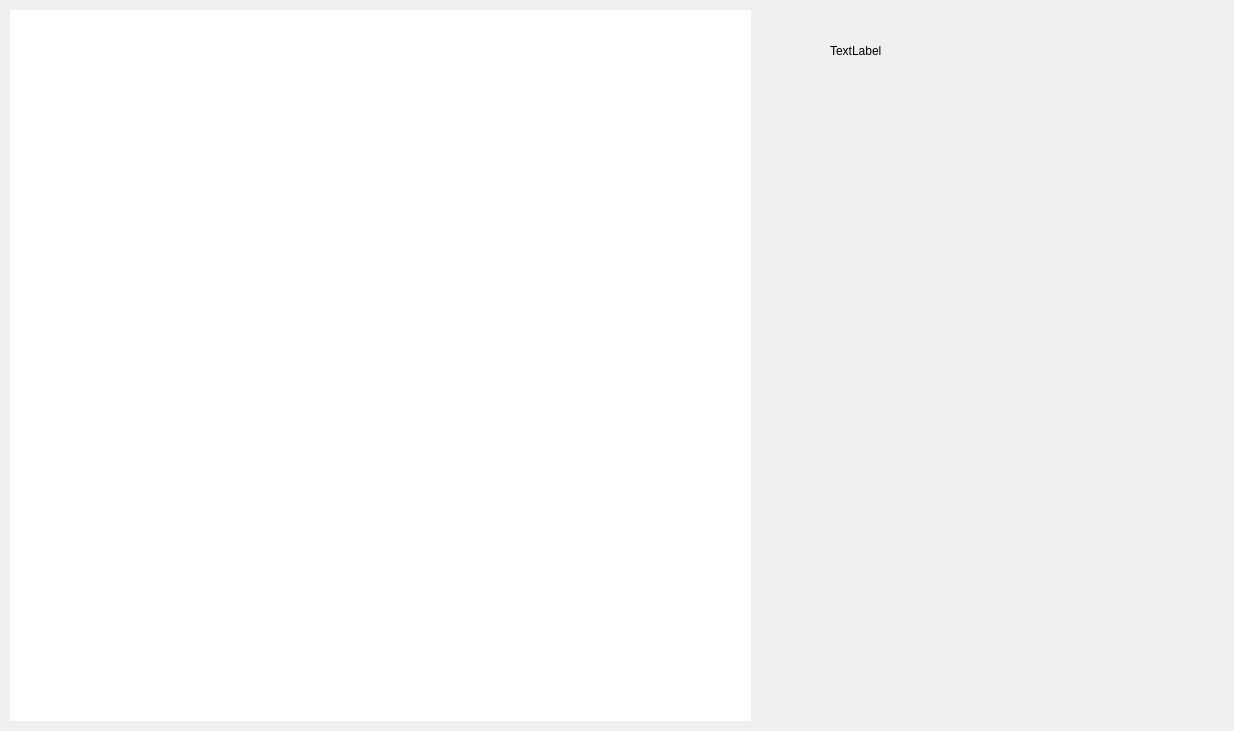
XOOIOOX/Xonix, file Xonix.ui: the form before one commit.
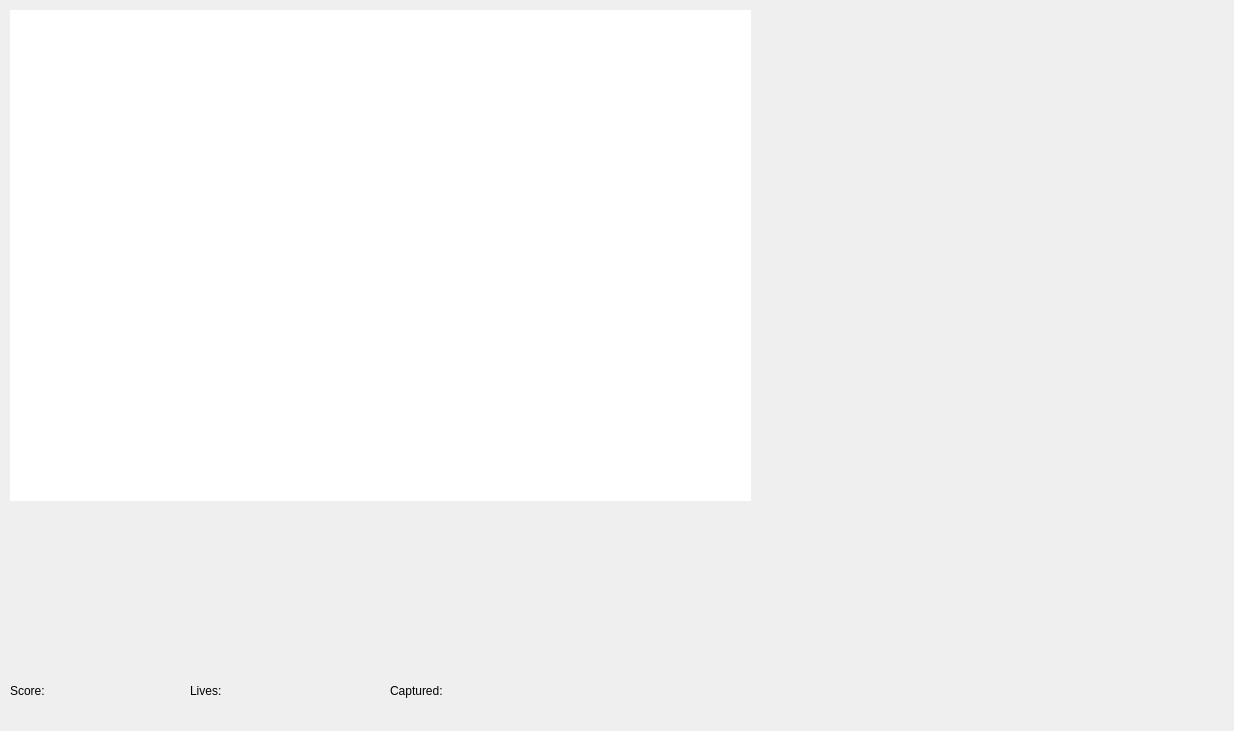
The form after the commit. Custom widgets are drawn as their Qt base class.

```diff
--- a/Xonix.ui
+++ b/Xonix.ui
@@ -20,7 +20,7 @@
       <x>10</x>
       <y>10</y>
       <width>741</width>
-      <height>711</height>
+      <height>491</height>
      </rect>
     </property>
     <property name="frameShape">
@@ -33,14 +33,40 @@
    <widget class="QLabel" name="livesLabel">
     <property name="geometry">
      <rect>
-      <x>830</x>
-      <y>30</y>
+      <x>190</x>
+      <y>670</y>
       <width>161</width>
       <height>41</height>
      </rect>
     </property>
     <property name="text">
-     <string>TextLabel</string>
+     <string>Lives:</string>
+    </property>
+   </widget>
+   <widget class="QLabel" name="scoreLabel">
+    <property name="geometry">
+     <rect>
+      <x>10</x>
+      <y>670</y>
+      <width>161</width>
+      <height>41</height>
+     </rect>
+    </property>
+    <property name="text">
+     <string>Score:</string>
+    </property>
+   </widget>
+   <widget class="QLabel" name="capturedLabel">
+    <property name="geometry">
+     <rect>
+      <x>390</x>
+      <y>670</y>
+      <width>161</width>
+      <height>41</height>
+     </rect>
+    </property>
+    <property name="text">
+     <string>Captured:</string>
     </property>
    </widget>
   </widget>
```
